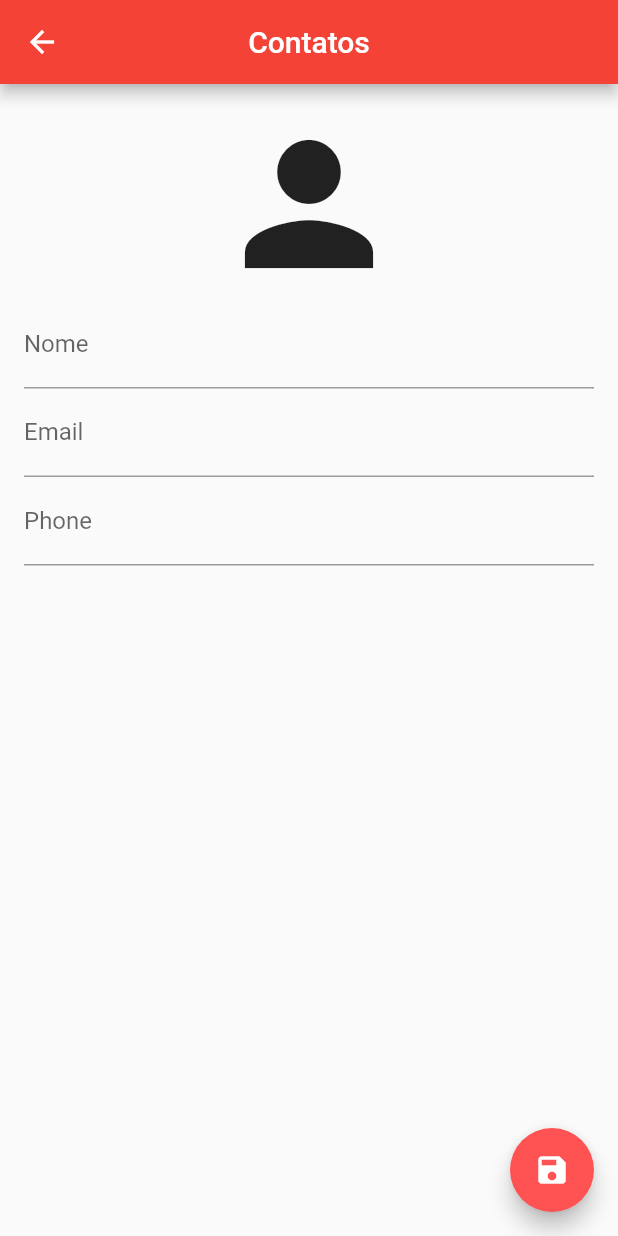
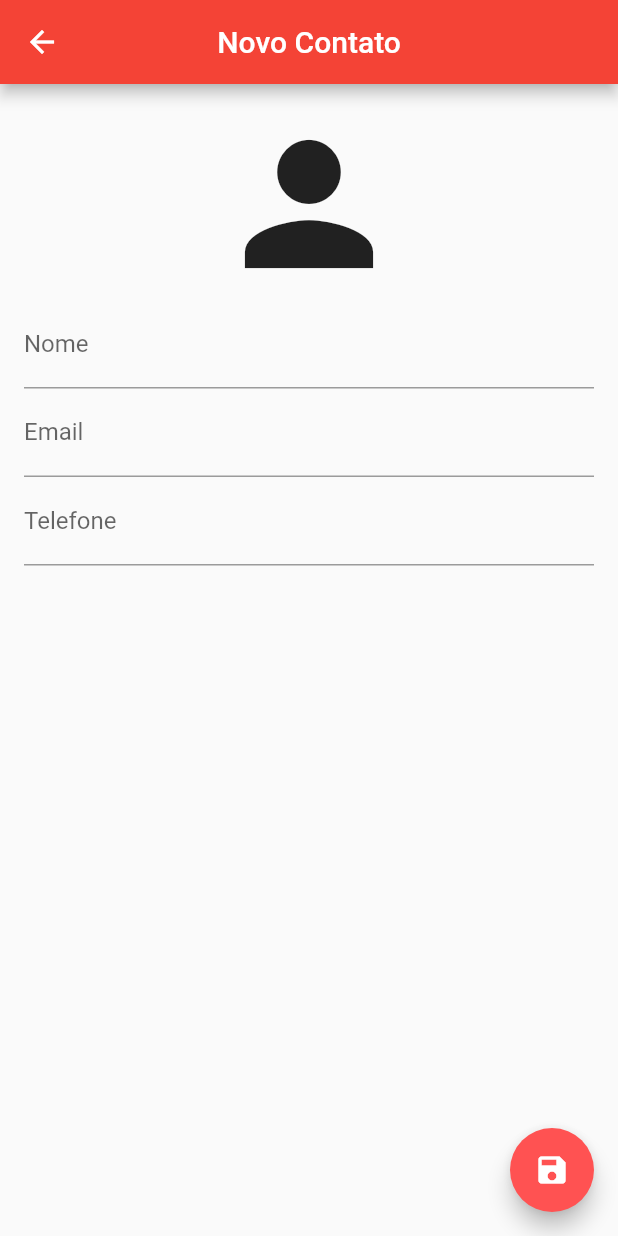
Before and after one commit to DouglasLeal/flutter-agenda-contatos-udemy-daniel-ciolfi, a Flutter app: the screen it shows after launch, after a tap on the "add" icon, on a phone screen of 412 x 824 dp. Run offline on Flutter 3.47's test engine with Material 2 defaults, Android fonts, the phone set to English and light mode, and no system bars; our stand-ins replace image_picker.

Commit message:
Tirando fotos com o image-picker

```diff
--- a/lib/pages/form_page.dart
+++ b/lib/pages/form_page.dart
@@ -1,4 +1,8 @@
+import 'package:agenda_contatos/models/contato.dart';
 import 'package:flutter/material.dart';
+import 'package:image_picker/image_picker.dart';
+import 'dart:io';
+import 'dart:async';
 
 class FormPage extends StatefulWidget {
   const FormPage({Key? key}) : super(key: key);
@@ -8,34 +12,77 @@ class FormPage extends StatefulWidget {
 }
 
 class _FormPageState extends State<FormPage> {
+  final TextEditingController _nomeController = TextEditingController();
+  final TextEditingController _emailController = TextEditingController();
+  final TextEditingController _telefoneController = TextEditingController();
+
+  final ImagePicker _picker = ImagePicker();
+
+  var imagem = "";
+
   @override
   Widget build(BuildContext context) {
     return Scaffold(
       appBar: AppBar(
-        title: const Text("Contatos"),
+        title: const Text("Novo Contato"),
         centerTitle: true,
       ),
       floatingActionButton: FloatingActionButton(
         child: const Icon(Icons.save),
-        onPressed: () {},
+        onPressed: () {
+          var contato = Contato.fromMap({
+            "nome": _nomeController.text,
+            "email": _emailController.text,
+            "telefone": _telefoneController.text,
+            "imagem": imagem
+          });
+
+          Navigator.pop(context, contato);
+        },
       ),
       body: SingleChildScrollView(
         padding: const EdgeInsets.all(16),
         child: Column(
           children: [
-            Icon(Icons.person, size: 128,),
-            TextField(decoration: InputDecoration(
-              labelText: "Nome"
-            ),),
-            TextField(decoration: InputDecoration(
-                labelText: "Email"
-            ),),
-            TextField(decoration: InputDecoration(
-                labelText: "Phone"
-            ),),
+            _imagem(),
+            _txtField(label: "Nome", controller: _nomeController),
+            _txtField(label: "Email", controller: _emailController),
+            _txtField(label: "Telefone", controller: _telefoneController),
           ],
         ),
       ),
     );
   }
+
+  _imagem(){
+    return GestureDetector(
+      child: imagem == "" ? const Icon(Icons.person, size: 128,) : Container(
+          width: 140.0,
+          height: 140.0,
+          decoration: BoxDecoration(
+            shape: BoxShape.circle,
+            image: DecorationImage(
+                image: FileImage(File(imagem)),
+                fit: BoxFit.cover
+            ),
+          ),),
+      onTap: () async{
+        print("testando...");
+        final XFile? photo = await _picker.pickImage(source: ImageSource.camera);
+        if(photo == null) return;
+        setState(() {
+          imagem = photo.path;
+        });
+      },
+    );
+  }
+
+  _txtField({label, controller}){
+    return TextField(
+      controller: controller,
+      decoration: InputDecoration(
+        labelText: label
+    ),);
+  }
+
 }
--- a/lib/pages/home_page.dart
+++ b/lib/pages/home_page.dart
@@ -1,5 +1,9 @@
+import 'dart:io';
+import 'dart:async';
+import 'package:agenda_contatos/models/contato.dart';
 import 'package:agenda_contatos/pages/form_page.dart';
 import 'package:flutter/material.dart';
+
 
 class HomePage extends StatefulWidget {
   const HomePage({Key? key}) : super(key: key);
@@ -9,6 +13,22 @@ class HomePage extends StatefulWidget {
 }
 
 class _HomePageState extends State<HomePage> {
+
+  List<Contato> contatos = [
+    Contato.fromMap({"nome": "Douglas", "email": "douglas@email.com",
+      "telefone": "1234-5678",
+      "imagem": ""
+    }),
+    Contato.fromMap({"nome": "Ana", "email": "ana@email.com",
+      "telefone": "1234-5678",
+      "imagem": "imagem"
+    }),
+    Contato.fromMap({"nome": "Pedro", "email": "pedro@email.com",
+      "telefone": "1234-5678",
+      "imagem": ""
+    }),
+  ];
+
   @override
   Widget build(BuildContext context) {
     return Scaffold(
@@ -18,11 +38,45 @@ class _HomePageState extends State<HomePage> {
       ),
       floatingActionButton: FloatingActionButton(
         child: const Icon(Icons.add),
-        onPressed: () {
-          Navigator.push(context, MaterialPageRoute(builder: (context) => FormPage()),);
+        onPressed: () async {
+          var contato = await Navigator.push(context, MaterialPageRoute(builder: (context) => FormPage()),);
+
+          if(contato != null){
+            setState(() {
+              contatos.add(contato);
+            });
+          }
         },
       ),
+      body: ListView.builder(
+          itemCount: contatos.length,
+          itemBuilder: (context, index) {
+            return Card(
+              child: Padding(
+                padding: const EdgeInsets.all(16.0),
+                child: ListTile(
+                  leading: contatos[index].imagem == "" ? const Icon(Icons.person, size: 64,) : Container(
+                    width: 64,
+                    height: 80,
+                    decoration: BoxDecoration(
+                      shape: BoxShape.circle,
+                      image: DecorationImage(
+                          image: FileImage(File(contatos[index].imagem!)),
+                          fit: BoxFit.cover
+                      ),
+                    ),),
+                  title: Text(contatos[index].nome!),
+                  subtitle: Column(
+                    crossAxisAlignment: CrossAxisAlignment.start,
+                    children: [
+                      Text(contatos[index].email!),
+                      Text(contatos[index].telefone!),
+                  ],),
+                ),
+              ),
+            );
+      }),
+    );
 
-    );
   }
 }
```
Also changed, not shown: pubspec.yaml (+4 -69 lines), pubspec.lock.
